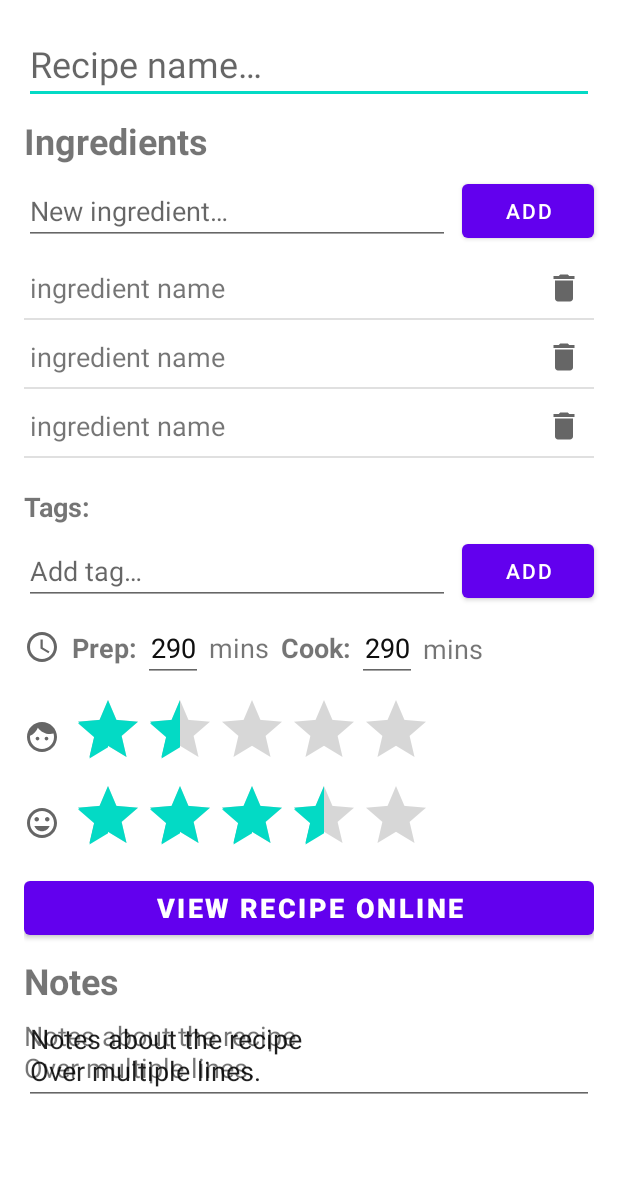
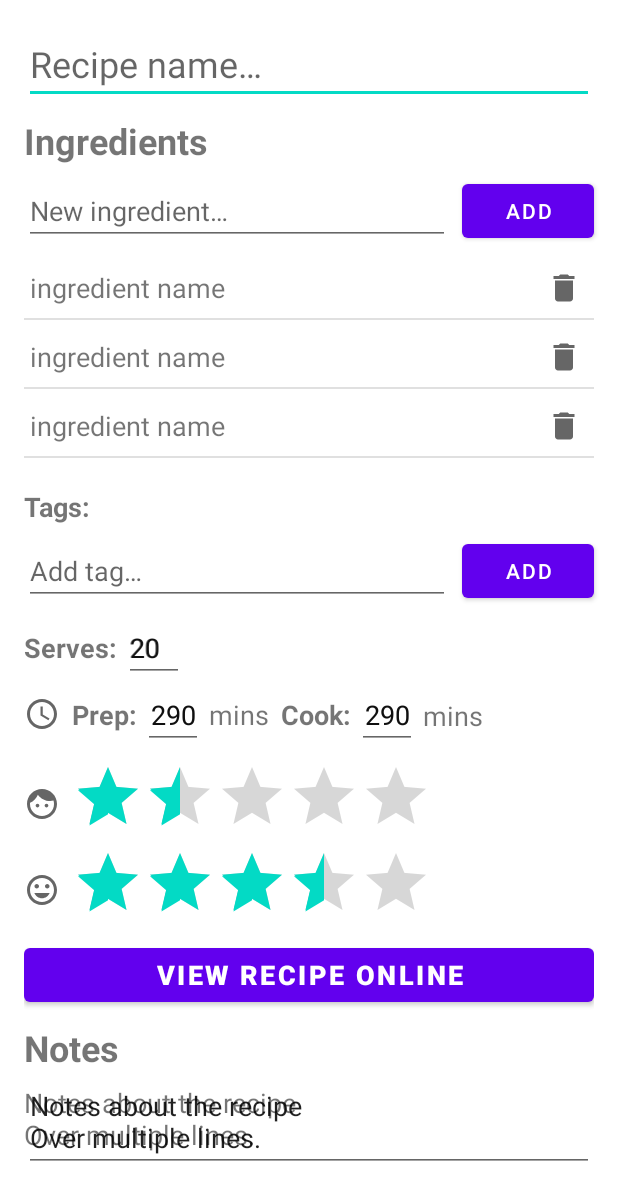
Before and after one commit to tschwenke7/shoppinglistapp2, an Android app: the layout fragment_view_recipe.xml on its own in the app's theme, with its tools: preview values and no code run, on a phone screen of 412 x 824 dp. Shown: the top 1200 px of the screen. Run offline under Robolectric (Android 15) with nearby library versions, the phone set to English and light mode, and no system bars.

Commit message:
Adds "serves" as an attribute of Recipe, as well as appropriate fields to edit and display it in recipe viewer.

```diff
--- a/app/src/main/java/com/example/shoppinglistapp2/activities/ui/recipes/viewrecipe/ViewRecipeFragment.java
+++ b/app/src/main/java/com/example/shoppinglistapp2/activities/ui/recipes/viewrecipe/ViewRecipeFragment.java
@@ -145,6 +145,10 @@ public class ViewRecipeFragment extends Fragment implements IngredientListAdapte
         //prefill recipe name field
         ((TextView) root.findViewById(R.id.edit_text_recipe_name)).setText(recipe.getName());
 
+        //number of serves
+        ((TextView) root.findViewById(R.id.edit_text_serves)).setText(Integer.toString(recipe.getServes()));
+        ((TextView) root.findViewById(R.id.text_view_serves)).setText(Integer.toString(recipe.getServes()));
+
         //prep and cook times
         ((TextView) root.findViewById(R.id.edit_text_prep_time)).setText(Integer.toString(recipe.getPrepTime()));
         ((TextView) root.findViewById(R.id.text_view_prep_time)).setText(Integer.toString(recipe.getPrepTime()));
@@ -256,6 +260,10 @@ public class ViewRecipeFragment extends Fragment implements IngredientListAdapte
             chip.setCloseIconVisible(true);
         }
 
+        //swap serves textView to editText
+        root.findViewById(R.id.edit_text_serves).setVisibility(View.VISIBLE);
+        root.findViewById(R.id.text_view_serves).setVisibility(View.GONE);
+
         //swap prep and cook time textViews to editTexts
         root.findViewById(R.id.edit_text_prep_time).setVisibility(View.VISIBLE);
         root.findViewById(R.id.text_view_prep_time).setVisibility(View.GONE);
@@ -299,6 +307,10 @@ public class ViewRecipeFragment extends Fragment implements IngredientListAdapte
             Chip chip = (Chip) tagContainer.getChildAt(i);
             chip.setCloseIconVisible(false);
         }
+
+        //swap serves editText to textview
+        root.findViewById(R.id.edit_text_serves).setVisibility(View.GONE);
+        root.findViewById(R.id.text_view_serves).setVisibility(View.VISIBLE);
 
         //swap prep and cook time editTexts to textViews
         TextView prepTimeEditText = root.findViewById(R.id.edit_text_prep_time);
@@ -344,6 +356,9 @@ public class ViewRecipeFragment extends Fragment implements IngredientListAdapte
         //read website link
         String url = ((TextView)  root.findViewById(R.id.edit_text_url)).getText().toString();
 
+        //read number of serves
+        String serves = ((TextView) root.findViewById(R.id.edit_text_serves)).getText().toString();
+
         //read prep time if provided
         String prepTime = ((TextView) root.findViewById(R.id.edit_text_prep_time)).getText().toString();
 
@@ -375,6 +390,14 @@ public class ViewRecipeFragment extends Fragment implements IngredientListAdapte
         else{
             //set all fields to form values
             currentRecipe.setName(recipeName);
+
+            if(!serves.isEmpty()){
+                currentRecipe.setServes(Integer.parseInt(serves));
+            }
+            else{
+                currentRecipe.setServes(0);
+            }
+
             if(!prepTime.isEmpty()){
                 currentRecipe.setPrepTime(Integer.parseInt(prepTime));
             }
@@ -401,6 +424,9 @@ public class ViewRecipeFragment extends Fragment implements IngredientListAdapte
 
             //update any fields with their newly saved values
             populateViews(getView(), currentRecipe);
+
+            //hide keyboard in case it was open
+            KeyboardHider.hideKeyboard(getActivity());
         }
     }
 
--- a/app/src/main/java/com/example/shoppinglistapp2/db/SlaDatabase.java
+++ b/app/src/main/java/com/example/shoppinglistapp2/db/SlaDatabase.java
@@ -21,7 +21,7 @@ import com.example.shoppinglistapp2.db.tables.Tag;
 import java.util.concurrent.ExecutorService;
 import java.util.concurrent.Executors;
 
-@Database(entities = {Recipe.class, Ingredient.class, SlItem.class, Tag.class}, version = 6, exportSchema = false)
+@Database(entities = {Recipe.class, Ingredient.class, SlItem.class, Tag.class}, version = 7, exportSchema = false)
 public abstract class SlaDatabase extends RoomDatabase {
     public abstract RecipeDao recipeDao();
     public abstract IngredientDao ingredientDao();
--- a/app/src/main/java/com/example/shoppinglistapp2/db/tables/Recipe.java
+++ b/app/src/main/java/com/example/shoppinglistapp2/db/tables/Recipe.java
@@ -32,6 +32,8 @@ public class Recipe {
     /**Cooking time in minutes*/
     @ColumnInfo(name = "cook_time")
     private int cookTime;
+
+    private int serves;
 
     private String url;
     private String notes;
@@ -123,6 +125,14 @@ public class Recipe {
         this.cookTime = cookTime;
     }
 
+    public int getServes() {
+        return serves;
+    }
+
+    public void setServes(int serves) {
+        this.serves = serves;
+    }
+
     @Ignore
     @Override
     public boolean equals(Object o) {
--- a/app/src/main/res/layout/fragment_view_recipe.xml
+++ b/app/src/main/res/layout/fragment_view_recipe.xml
@@ -79,18 +79,9 @@
             app:layout_constraintEnd_toEndOf="parent"
             app:layout_constraintStart_toStartOf="parent"
             app:layout_constraintTop_toBottomOf="@+id/edit_text_ingredient"
-            tools:listitem="@layout/ingredient_list_item_editor" />
+            tools:listitem="@layout/ingredient_list_item_editor" >
 
-        <ImageView
-            android:id="@+id/clock_icon"
-            android:layout_width="wrap_content"
-            android:layout_height="wrap_content"
-            android:layout_marginStart="16dp"
-            android:layout_marginTop="16dp"
-            android:contentDescription="clock icon"
-            app:layout_constraintStart_toStartOf="parent"
-            app:layout_constraintTop_toBottomOf="@+id/edit_text_tag"
-            app:srcCompat="@drawable/ic_baseline_access_time_24" />
+        </androidx.recyclerview.widget.RecyclerView>
 
         <TextView
             android:id="@+id/tags_heading"
@@ -103,31 +94,6 @@
             android:textStyle="bold"
             app:layout_constraintStart_toStartOf="parent"
             app:layout_constraintTop_toBottomOf="@+id/recipe_ingredients_list" />
-
-        <AutoCompleteTextView
-            android:id="@+id/edit_text_tag"
-            android:layout_width="0dp"
-            android:layout_height="wrap_content"
-            android:layout_marginStart="16dp"
-            android:layout_marginTop="8dp"
-            android:layout_marginEnd="8dp"
-            android:ems="10"
-            android:hint="@string/tags_hint"
-            android:completionThreshold="1"
-            android:inputType="textCapSentences"
-            app:layout_constraintEnd_toStartOf="@+id/recipe_add_ingredient_button"
-            app:layout_constraintStart_toStartOf="parent"
-            app:layout_constraintTop_toBottomOf="@+id/tags_heading" />
-
-        <Button
-            android:id="@+id/add_tag_button"
-            android:layout_width="wrap_content"
-            android:layout_height="wrap_content"
-            android:layout_marginEnd="16dp"
-            android:text="@string/add_ingredient_button"
-            app:layout_constraintBottom_toBottomOf="@+id/edit_text_tag"
-            app:layout_constraintEnd_toEndOf="parent"
-            app:layout_constraintTop_toTopOf="@+id/edit_text_tag" />
 
         <LinearLayout
             android:id="@+id/tags_container"
@@ -160,6 +126,85 @@
             </HorizontalScrollView>
         </LinearLayout>
 
+        <AutoCompleteTextView
+            android:id="@+id/edit_text_tag"
+            android:layout_width="0dp"
+            android:layout_height="wrap_content"
+            android:layout_marginStart="16dp"
+            android:layout_marginTop="8dp"
+            android:layout_marginEnd="8dp"
+            android:ems="10"
+            android:hint="@string/tags_hint"
+            android:completionThreshold="1"
+            android:inputType="textCapSentences"
+            app:layout_constraintEnd_toStartOf="@+id/recipe_add_ingredient_button"
+            app:layout_constraintStart_toStartOf="parent"
+            app:layout_constraintTop_toBottomOf="@+id/tags_heading" />
+
+        <Button
+            android:id="@+id/add_tag_button"
+            android:layout_width="wrap_content"
+            android:layout_height="wrap_content"
+            android:layout_marginEnd="16dp"
+            android:text="@string/add_ingredient_button"
+            app:layout_constraintBottom_toBottomOf="@+id/edit_text_tag"
+            app:layout_constraintEnd_toEndOf="parent"
+            app:layout_constraintTop_toTopOf="@+id/edit_text_tag" />
+
+        <TextView
+            android:id="@+id/serves_heading"
+            android:layout_width="wrap_content"
+            android:layout_height="wrap_content"
+            android:layout_marginStart="16dp"
+            android:layout_marginTop="16dp"
+            android:text="@string/serves_heading"
+            android:textSize="18sp"
+            android:textStyle="bold"
+            app:layout_constraintStart_toStartOf="parent"
+            app:layout_constraintTop_toBottomOf="@id/edit_text_tag" />
+
+        <RelativeLayout
+            android:id="@+id/layout_serves"
+            android:layout_width="40dp"
+            android:layout_height="wrap_content"
+            android:layout_marginStart="4dp"
+            app:layout_constraintBottom_toBottomOf="@+id/serves_heading"
+            app:layout_constraintStart_toEndOf="@id/serves_heading"
+            app:layout_constraintTop_toTopOf="@+id/serves_heading">
+
+            <TextView
+                android:id="@+id/text_view_serves"
+                android:layout_width="match_parent"
+                android:layout_height="match_parent"
+                android:layout_alignStart="@id/edit_text_serves"
+                android:layout_alignTop="@id/edit_text_serves"
+                android:layout_alignEnd="@id/edit_text_serves"
+                android:layout_alignBottom="@id/edit_text_serves"
+                android:layout_marginLeft="3dp"
+                android:gravity="left|center_vertical"
+                android:textSize="18sp"
+                tools:text="20" />
+
+            <EditText
+                android:id="@+id/edit_text_serves"
+                android:layout_width="match_parent"
+                android:layout_height="wrap_content"
+                android:gravity="left|center_vertical"
+                android:inputType="number"
+                android:textSize="18sp"
+                tools:text="20" />
+        </RelativeLayout>
+
+        <ImageView
+            android:id="@+id/clock_icon"
+            android:layout_width="wrap_content"
+            android:layout_height="wrap_content"
+            android:layout_marginStart="16dp"
+            android:layout_marginTop="20dp"
+            android:contentDescription="clock icon"
+            app:layout_constraintStart_toStartOf="parent"
+            app:layout_constraintTop_toBottomOf="@+id/serves_heading"
+            app:srcCompat="@drawable/ic_baseline_access_time_24" />
 
 
         <TextView
--- a/app/src/main/res/values/strings.xml
+++ b/app/src/main/res/values/strings.xml
@@ -79,5 +79,6 @@
     <string name="clear_list_warning_message">Are you sure you want to clear all items from this list?</string>
     <string name="clear_list_positive_button">Clear list</string>
     <string name="clear_list_negative_button">Cancel</string>
+    <string name="serves_heading">Serves:</string>
 
 </resources>
```
